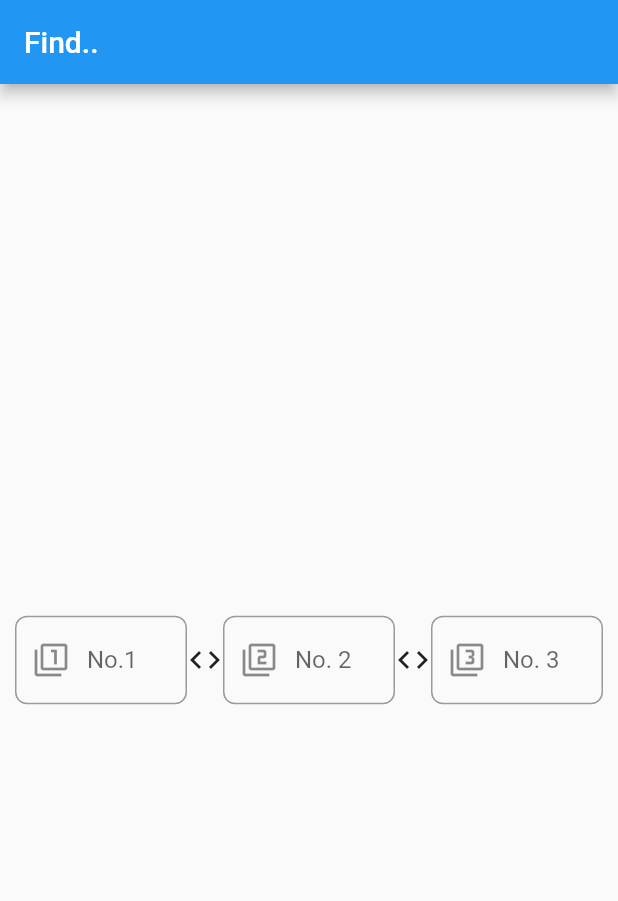
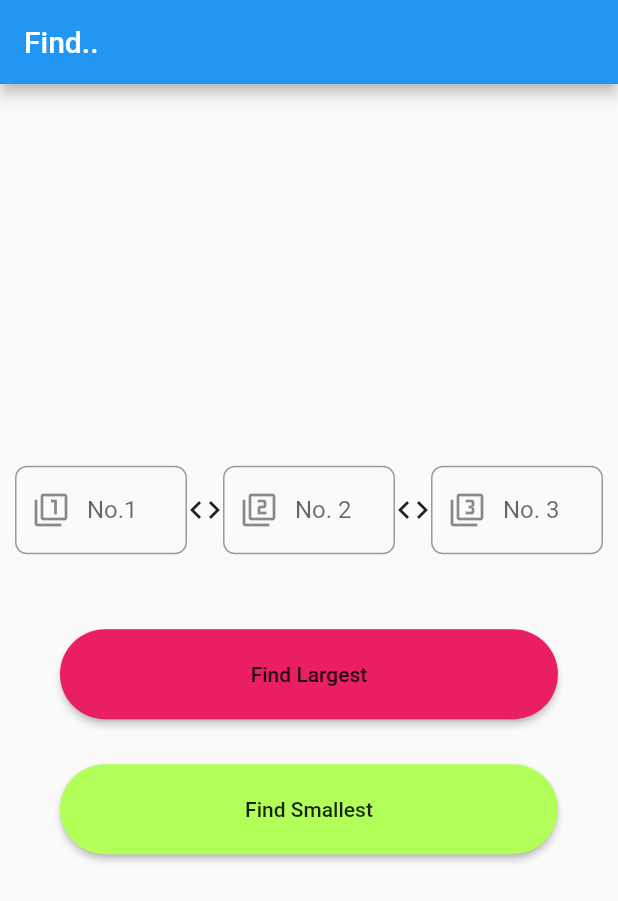
Before and after one commit to JossinAntony/Flutter-Multipages-Compare-No.s, a Flutter app: the screen it shows after launch, after a tap on "Largest Number", on a phone screen of 412 x 824 dp. Shown: the top 901 px of the screen. Run offline on Flutter 3.47's test engine with Material 2 defaults, Android fonts, the phone set to English and light mode, and no system bars.

Commit message:
find.dart full functionality created.

```diff
--- a/lib/pages/find.dart
+++ b/lib/pages/find.dart
@@ -1,6 +1,43 @@
 import 'package:flutter/material.dart';
 
 class Find extends StatelessWidget {
+
+  TextEditingController num1Cntrlr = TextEditingController();
+  TextEditingController num2Cntrlr = TextEditingController();
+  TextEditingController num3Cntrlr = TextEditingController();
+
+  double _findLargest(double var1, double var2, double var3){
+    if(var1 >= var2){
+      if(var1 >= var3){
+        return(var1);
+      }else{
+        return(var3);
+      }
+    }else {
+      if(var2 >= var3){
+        return(var2);
+      }else{
+        return(var3);
+      }
+    }
+  }
+
+  double _findSmallest(double var1, double var2, double var3){
+    if(var1 <= var2){
+      if(var1 <= var3){
+        return(var1);
+      }else{
+        return(var3);
+      }
+    }else {
+      if(var2 <= var3){
+        return(var2);
+      }else{
+        return(var3);
+      }
+    }
+  }
+
   @override
   Widget build(BuildContext context) {
     return MaterialApp(
@@ -17,6 +54,7 @@ class Find extends StatelessWidget {
                 children: <Widget>[
                   Flexible(
                       child: TextField(
+                        controller: num1Cntrlr,
                         decoration: InputDecoration(
                           border: OutlineInputBorder(
                             borderRadius: BorderRadius.circular(8.0),
@@ -33,6 +71,7 @@ class Find extends StatelessWidget {
 
                   Flexible(
                       child: TextField(
+                        controller: num2Cntrlr,
                         decoration: InputDecoration(
                             border: OutlineInputBorder(
                               borderRadius: BorderRadius.circular(8.0),
@@ -47,6 +86,7 @@ class Find extends StatelessWidget {
 
                   Flexible(
                       child: TextField(
+                        controller: num3Cntrlr,
                         decoration: InputDecoration(
                             border: OutlineInputBorder(
                               borderRadius: BorderRadius.circular(8.0),
@@ -58,6 +98,49 @@ class Find extends StatelessWidget {
                   ),
                 ],
               ),
+
+              SizedBox(height: 50),
+
+              Container(
+                padding: EdgeInsets.only(left: 30, right: 30),
+                child: Column(
+                  children: <Widget>[
+                    ButtonTheme(
+                      minWidth: 100,
+                      height: 60,
+                      child: RaisedButton(
+                        onPressed: (){
+                          print(_findLargest(double.parse(num1Cntrlr.text), double.parse(num2Cntrlr.text), double.parse(num3Cntrlr.text)));
+                        },
+                        shape: RoundedRectangleBorder(
+                          borderRadius: BorderRadius.circular(50),
+                        ),
+                        color: Colors.pink,
+                        child: Center(child: Text('Find Largest')),
+                      ),
+                    ),
+
+                    SizedBox(height: 30),
+
+                    ButtonTheme(
+                      minWidth: 100,
+                      height: 60,
+                      child: RaisedButton(
+                        onPressed: (){
+                          print(_findSmallest(double.parse(num1Cntrlr.text), double.parse(num2Cntrlr.text), double.parse(num3Cntrlr.text)));
+                        },
+                        shape: RoundedRectangleBorder(
+                          borderRadius: BorderRadius.circular(50),
+                        ),
+                        color: Colors.lightGreenAccent,
+                        child: Center(child: Text('Find Smallest')),
+                      ),
+                    ),
+
+                  ],
+                ),
+              ),
+
             ],
           ),
         )
--- a/lib/pages/homepage.dart
+++ b/lib/pages/homepage.dart
@@ -31,7 +31,7 @@ class Homepage extends StatelessWidget {
                 SizedBox(height: 30),
 
                 GestureDetector(
-                  onTap: ()=> print('container tapped'),
+                  onTap: ()=> Navigator.of(context).push(MaterialPageRoute(builder: (context) => Find())),
                   child: Container(
                     height: 70,
                     width: 245,
```
